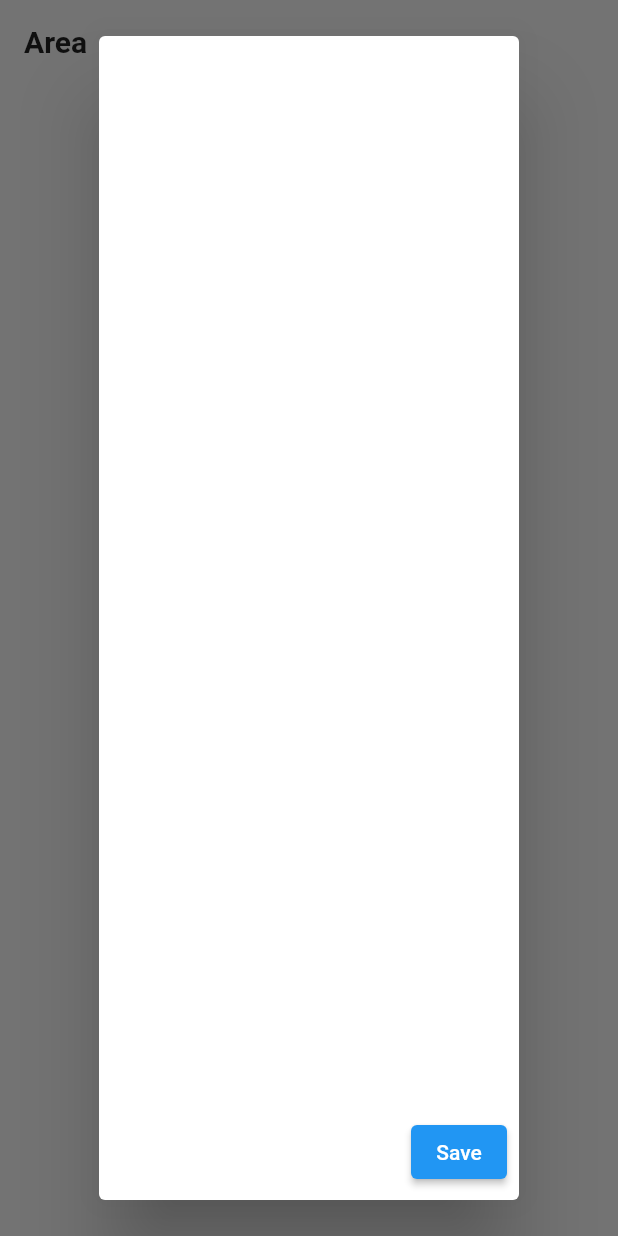
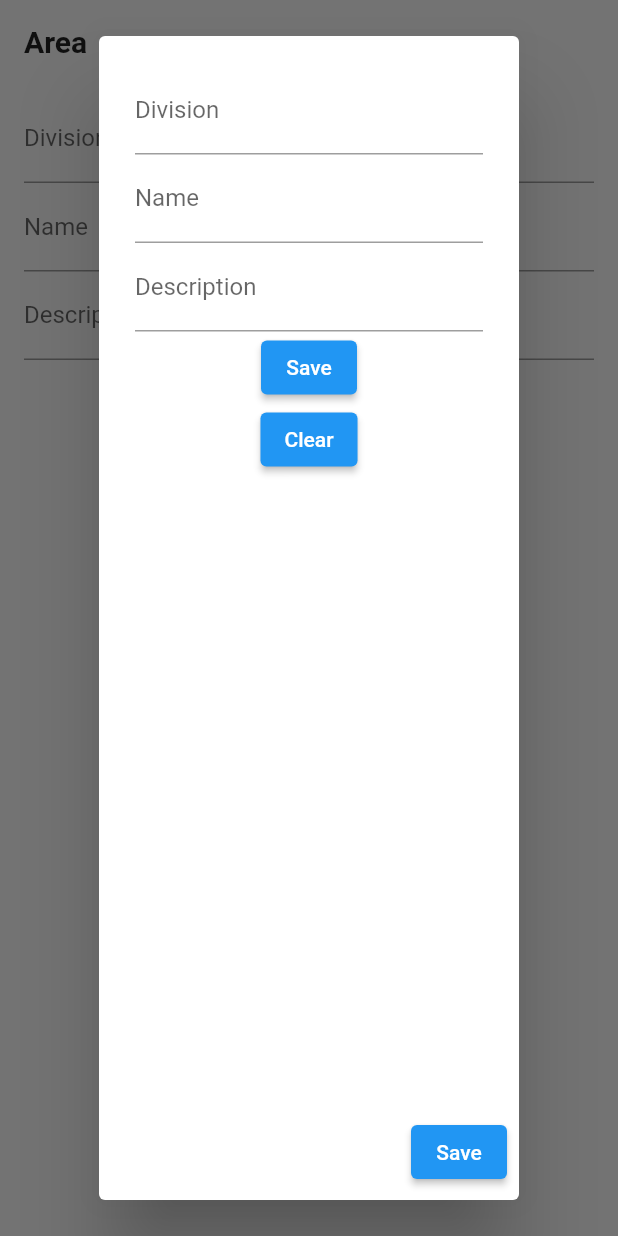
Before and after one commit to Adithya271/pltu-flutter, a Flutter app: the BrowseArea screen opened directly, after a tap on "Tambah Data", on a phone screen of 412 x 824 dp. Run offline on Flutter 3.47's test engine with Material 2 defaults, Android fonts, the light colour scheme and no system bars; our stand-ins replace email_validator, shared_preferences; accounts and stored records are empty; network calls fail.

Commit message:
tambah data dan search

```diff
--- a/lib/page/area/BrowseArea.dart
+++ b/lib/page/area/BrowseArea.dart
@@ -13,7 +13,7 @@ class BrowseArea extends StatefulWidget {
 }
 
 class _BrowseAreaState extends State<BrowseArea> {
-  String dataurl = "https://digitm.isoae.com/api/area";
+
   List<dynamic> dataArea = [];
   String mode = 'browse';
   Map<String, dynamic> queryData = {
@@ -105,15 +105,27 @@ class _BrowseAreaState extends State<BrowseArea> {
     loadData();
   }
 
+
   Future<void> loadData() async {
-    const url = "https://digitm.isoae.com/api/area";
+    final url = Uri.parse("https://digitm.isoae.com/api/area");
     final headers = {
       "Content-Type": "application/json",
       "Accept": "application/json",
       "Authorization": "Bearer ${APIService.token}",
     };
 
-    final response = await http.get(Uri.parse(url), headers: headers);
+    // Construct the query parameters
+    final queryParameters = {
+      'page': queryData['page'].toString(),
+      'name': queryData['name'],
+      'limit': queryData['limit'].toString(),
+      'order_col': queryData['order_col'],
+      'order_type': queryData['order_type'],
+    };
+
+    final urlWithQuery = url.replace(queryParameters: queryParameters);
+
+    final response = await http.get(urlWithQuery, headers: headers);
 
     if (response.statusCode == 200) {
       final jsonData = json.decode(response.body);
@@ -163,25 +175,24 @@ class _BrowseAreaState extends State<BrowseArea> {
                     ),
                     const SizedBox(height: 12),
                     if (dataArea.isNotEmpty)
-                      ListView.builder(
-                        shrinkWrap: true,
-                        itemCount: dataArea.length,
-                        itemBuilder: (context, index) {
-                          final a = dataArea[index];
+                      DataTable(
+                        columns: const [
+                          DataColumn(label: Text('Nama')),
+                          DataColumn(label: Text('Nama Divisi')),
+                          DataColumn(label: Text('Deskripsi')),
+                          DataColumn(label: Text('Aksi')),
+                        ],
+                        rows: dataArea.map((a) {
                           final nama = a['name'].toString();
                           final deskripsi = a['description'].toString();
+                          final namadivisi = a['division']['name'].toString();
 
-                          return ListTile(
-                            title: Column(
-                              crossAxisAlignment: CrossAxisAlignment.start,
-                              children: [
-                                const Text("Nama:"),
-                                Text(nama),
-                              ],
-                            ),
-                            subtitle: Text("Deskripsi: $deskripsi"),
-                            trailing: Row(
-                              mainAxisSize: MainAxisSize.min,
+                          return DataRow(cells: [
+                            DataCell(Text(nama)),
+                            DataCell(Text(namadivisi)),
+                            DataCell(Text(deskripsi)),
+                            DataCell(
+                              Row(
                                 children: [
                                   TextButton(
                                     onPressed: () => onSelect(a),
@@ -193,8 +204,9 @@ class _BrowseAreaState extends State<BrowseArea> {
                                   ),
                                 ],
                               ),
-                          );
-                        },
+                            ),
+                          ]);
+                        }).toList(),
                       ),
                   ],
                 ),
--- a/lib/page/area/FormArea.dart
+++ b/lib/page/area/FormArea.dart
@@ -1,4 +1,8 @@
 import 'package:flutter/material.dart';
+import 'package:http/http.dart' as http;
+import 'package:pltu/services/api_services.dart';
+import 'dart:convert';
+
 
 class FormArea extends StatefulWidget {
   final dynamic selectedData;
@@ -24,6 +28,8 @@ class FormAreaState extends State<FormArea> {
     getOptionDivisi();
     if (widget.selectedData != null) {
       selectData(widget.selectedData);
+    } else {
+      newData();
     }
   }
 
@@ -62,17 +68,66 @@ class FormAreaState extends State<FormArea> {
   }
 
   void saveData() {
-    if (_formKey.currentState?.validate() ?? false) {
-      // Perform save operation using API or other data source
-      // ...
-      widget.onFinish();
+    if (formData['id'] != null) {
+      // Data mempunyai id ,maka akan diedit
+      final url = Uri.parse(
+          "https://digitm.isoae.com/api/area/" + formData['id'].toString());
+      final headers = {
+        "Content-Type": "application/json",
+        "Accept": "application/json",
+        "Authorization": "Bearer ${APIService.token}",
+      };
+
+      http
+          .put(url, headers: headers, body: jsonEncode(formData))
+          .then((response) {
+        if (response.statusCode == 200) {
+          clearForm();
+          setState(() {
+            show = false;
+          });
+          widget.onFinish();
+        } else if (response.statusCode == 422) {
+          setState(() {
+            errors = jsonDecode(response.body)['errors'];
+          });
+        }
+      }).catchError((error) {
+        // Handle error
+      });
+    } else {
+      // New data
+      final url = Uri.parse("https://digitm.isoae.com/api/area");
+      final headers = {
+        "Content-Type": "application/json",
+        "Accept": "application/json",
+        "Authorization": "Bearer ${APIService.token}",
+      };
+
+      http
+          .post(url, headers: headers, body: jsonEncode(formData))
+          .then((response) {
+        if (response.statusCode == 200) {
+          clearForm();
+          setState(() {
+            show = false;
+          });
+          widget.onFinish();
+        } else if (response.statusCode == 422) {
+          setState(() {
+            errors = jsonDecode(response.body)['errors'];
+          });
+        }
+      }).catchError((error) {
+        // Handle error
+      });
     }
   }
+
 
   void clearForm() {
     setState(() {
       show = false;
-      widget.onFinish();
       formData = {
         'id': null,
         'division_id': '',
@@ -81,6 +136,7 @@ class FormAreaState extends State<FormArea> {
       };
       errors = [];
     });
+    widget.onFinish();
   }
 
   @override
@@ -93,7 +149,7 @@ class FormAreaState extends State<FormArea> {
               child: Column(
                 children: [
                   TextFormField(
-                    decoration: InputDecoration(labelText: 'Division'),
+                    decoration: const InputDecoration(labelText: 'Division'),
                     initialValue: formData['division_id'].toString(),
                     validator: (value) {
                       if (value == null || value.isEmpty) {
@@ -108,7 +164,7 @@ class FormAreaState extends State<FormArea> {
                     },
                   ),
                   TextFormField(
-                    decoration: InputDecoration(labelText: 'Name'),
+                    decoration: const InputDecoration(labelText: 'Name'),
                     initialValue: formData['name'],
                     validator: (value) {
                       if (value == null || value.isEmpty) {
@@ -123,7 +179,7 @@ class FormAreaState extends State<FormArea> {
                     },
                   ),
                   TextFormField(
-                    decoration: InputDecoration(labelText: 'Description'),
+                    decoration: const InputDecoration(labelText: 'Description'),
                     initialValue: formData['description'],
                     onChanged: (value) {
                       setState(() {
@@ -133,16 +189,25 @@ class FormAreaState extends State<FormArea> {
                   ),
                   ElevatedButton(
                     onPressed: saveData,
-                    child: Text('Save'),
+                    child: const Text('Save'),
                   ),
                   ElevatedButton(
                     onPressed: clearForm,
-                    child: Text('Clear'),
+                    child: const Text('Clear'),
                   ),
                 ],
               ),
             ),
           )
-        : Container();
+        : Container(
+            // Replace with your view UI
+            child: Column(
+              children: [
+                Text('Division: ${formData['division_id']}'),
+                Text('Name: ${formData['name']}'),
+                Text('Description: ${formData['description']}'),
+              ],
+            ),
+          );
   }
 }
--- a/lib/page/home.dart
+++ b/lib/page/home.dart
@@ -1,7 +1,7 @@
 import 'package:flutter/material.dart';
 import 'package:pltu/page/sidebar.dart';
+import 'area/BrowseArea.dart';
 
-import 'area/BrowseArea.dart';
 class HomePage extends StatefulWidget {
   const HomePage({Key? key}) : super(key: key);
 
```
Lines whose indentation alone changed are shown as unchanged.
